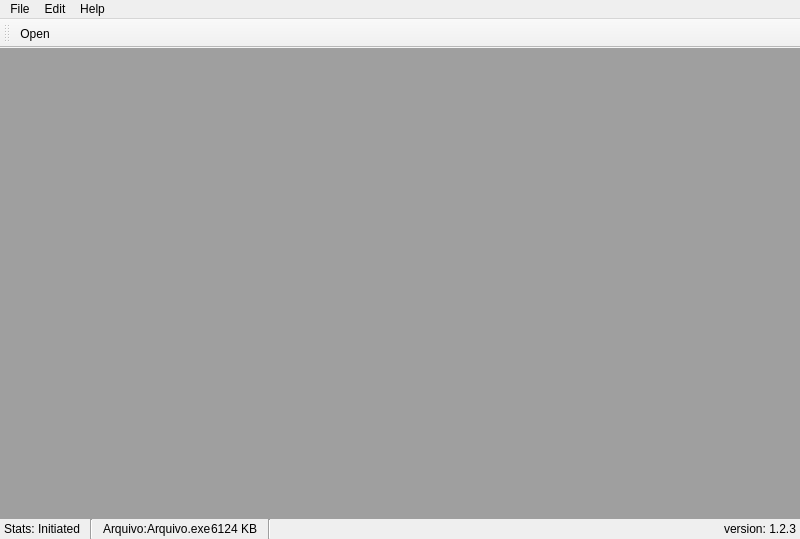
Anderson00/DeObfuscator, file src/include/mainwindow.ui: the form before one commit.
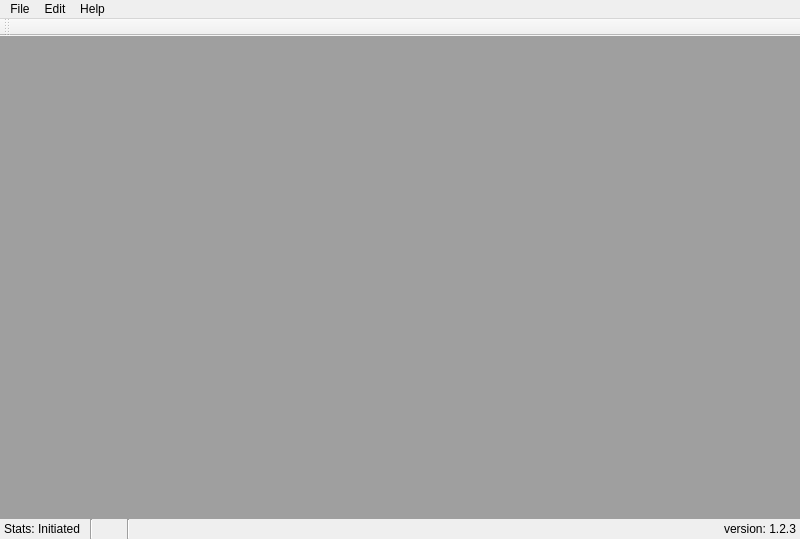
The form after the commit.

What changed in the file:
```diff
--- a/src/include/mainwindow.ui
+++ b/src/include/mainwindow.ui
@@ -98,24 +98,17 @@
         </property>
        </spacer>
       </item>
-      <item>
-       <widget class="QLabel" name="label">
-        <property name="text">
-         <string>Arquivo:</string>
-        </property>
-       </widget>
-      </item>
       <item>
        <widget class="QLabel" name="label_3">
         <property name="text">
-         <string>Arquivo.exe</string>
+         <string>&lt;File&gt;</string>
         </property>
        </widget>
       </item>
       <item>
        <widget class="QLabel" name="label_4">
         <property name="text">
-         <string>6124 KB</string>
+         <string>&lt;Size&gt;</string>
         </property>
        </widget>
       </item>
@@ -236,7 +229,6 @@
    <attribute name="toolBarBreak">
     <bool>false</bool>
    </attribute>
-   <addaction name="actionOpen"/>
   </widget>
   <action name="actionOpen">
    <property name="text">
```
Left out of the diff: 12 changed lines with no effect on the pictures.
